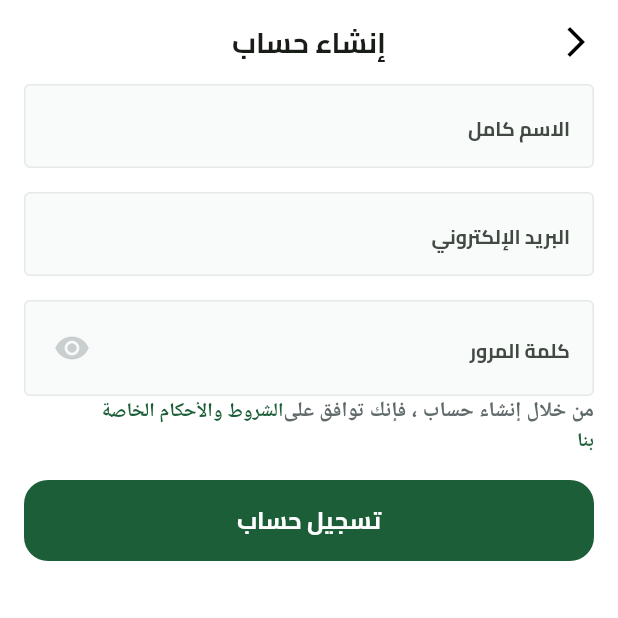
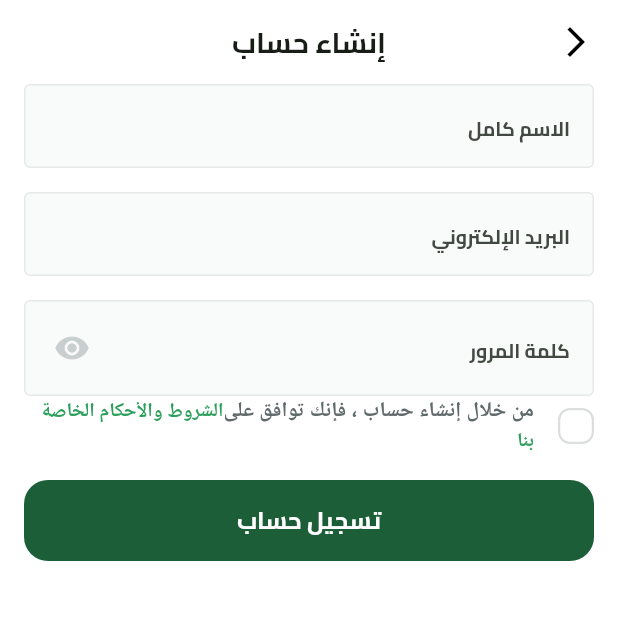
Before and after one commit to Belal-Karem/Fruit-Hub, a Flutter app: the SignupView screen opened by its route, on a phone screen of 412 x 824 dp, the top half of it. Run offline on Flutter 3.47's test engine with Material 3 defaults, Android fonts, the light colour scheme and no system bars; our stand-ins replace dots_indicator, shared_preferences; missing offline and left inert: svg_flutter; accounts and stored records are empty.

Commit message:
`Updated TermsAndConditionWidget to use CustomCheckBox and StatefulWidget`

```diff
--- /dev/null
+++ b/lib/features/auth/presentation/views/widgets/custom_check_box.dart
@@ -0,0 +1,37 @@
+import 'package:flutter/material.dart';
+import 'package:fruit_hub/core/utils/styles/app_color.dart';
+
+class CustomCheckBox extends StatelessWidget {
+  const CustomCheckBox({
+    super.key,
+    required this.isChecked,
+    required this.onChanged,
+  });
+  final bool isChecked;
+  final ValueChanged<bool> onChanged;
+  @override
+  Widget build(BuildContext context) {
+    return GestureDetector(
+      onTap: () {
+        onChanged(!isChecked);
+      },
+      child: AnimatedContainer(
+        duration: const Duration(milliseconds: 200),
+        curve: Curves.easeInOut,
+        width: 24,
+        height: 24,
+        decoration: ShapeDecoration(
+          color: isChecked ? AppColor.primaryColor : Colors.white,
+          shape: RoundedRectangleBorder(
+            side: BorderSide(
+              width: 1.50,
+              color: isChecked ? Colors.transparent : const Color(0xFFDCDEDE),
+            ),
+            borderRadius: BorderRadius.circular(8),
+          ),
+        ),
+        child: const Icon(Icons.check, size: 16, color: Colors.white),
+      ),
+    );
+  }
+}
--- a/lib/features/auth/presentation/views/widgets/terms_and_condition_widget.dart
+++ b/lib/features/auth/presentation/views/widgets/terms_and_condition_widget.dart
@@ -1,19 +1,33 @@
 import 'package:flutter/gestures.dart';
 import 'package:flutter/material.dart';
-import 'package:fruit_hub/constants.dart';
 import 'package:fruit_hub/core/utils/styles/app_color.dart';
 import 'package:fruit_hub/core/utils/styles/app_text_style.dart';
+import 'package:fruit_hub/features/auth/presentation/views/widgets/custom_check_box.dart';
 
-class TermsAndConditionWidget extends StatelessWidget {
+class TermsAndConditionWidget extends StatefulWidget {
   const TermsAndConditionWidget({super.key});
 
+  @override
+  State<TermsAndConditionWidget> createState() =>
+      _TermsAndConditionWidgetState();
+}
+
+class _TermsAndConditionWidgetState extends State<TermsAndConditionWidget> {
+  bool termsAccepted = false;
+  @override
   @override
   Widget build(BuildContext context) {
     return Row(
       children: [
-        SizedBox(
-          width:
-              MediaQuery.sizeOf(context).width - (kHorizontalPadding * 2) - 48,
+        CustomCheckBox(
+          isChecked: termsAccepted,
+          onChanged: (value) {
+            termsAccepted = value;
+            setState(() {});
+          },
+        ),
+        const SizedBox(width: 16),
+        Expanded(
           child: Text.rich(
             TextSpan(
               text: 'من خلال إنشاء حساب ، فإنك توافق على',
@@ -26,7 +40,7 @@ class TermsAndConditionWidget extends StatelessWidget {
 
                   text: 'الشروط والأحكام الخاصة بنا',
                   style: AppTextStyle.bold13.copyWith(
-                    color: AppColor.primaryColor,
+                    color: AppColor.lightPrimaryColor,
                   ),
                 ),
               ],
```
